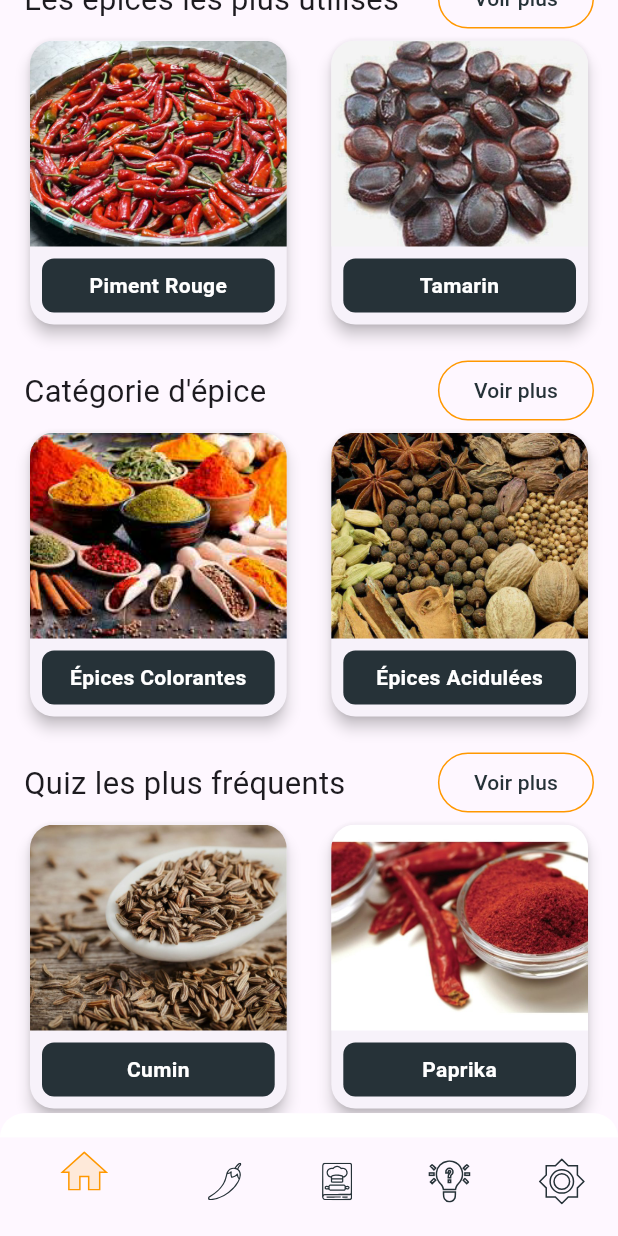
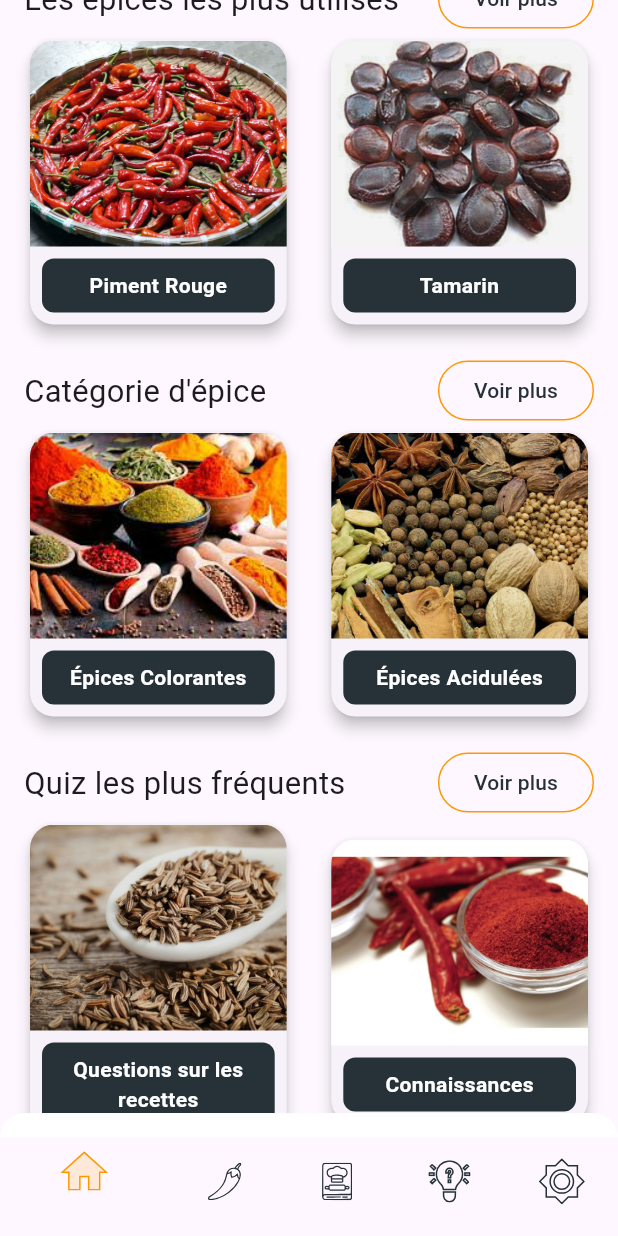
Before and after one commit to Domiynsbelhanda/epicesindiennes, a Flutter app: the screen it shows after launch, scrolled down 144 dp, on a phone screen of 412 x 824 dp. Run offline on Flutter 3.47's test engine with Material 3 defaults, Android fonts, the phone set to English and light mode, and no system bars; our stand-ins replace flutter_svg, video_player.

Commit message:
style: quiz page

```diff
--- a/lib/database.dart
+++ b/lib/database.dart
@@ -251,7 +251,7 @@ List<Quiz> quizData = [
   // Question 1 - Choix multiple avec radio button
   Quiz(
     id: 1,
-    name: "Curcuma",
+    name: "Avantages de l'utilisation",
     image: "assets/images/curcuma.png", // Path to Curcuma image
     question: "Quel est le principal avantage du Curcuma ?",
     options: ["Antioxydant", "Anti-inflammatoire", "Apéritif", "Rafraîchissant"],
@@ -262,7 +262,7 @@ List<Quiz> quizData = [
   // Question 2 - Choix multiple avec case à cocher (Checkbox)
   Quiz(
     id: 2,
-    name: "Piment Rouge",
+    name: "Questions sur l'Utilisations",
     image: "assets/images/piment_rouge.png",
     question: "Quels sont les effets du Piment Rouge ?",
     options: [
@@ -278,7 +278,7 @@ List<Quiz> quizData = [
   // Question 3 - Choix multiple avec boutons
   Quiz(
     id: 3,
-    name: "Cumin",
+    name: "Questions sur les recettes",
     image: "assets/images/cumin.png",
     question: "Le cumin est souvent utilisé dans quelle cuisine ?",
     options: ["Cuisine Indienne", "Cuisine Italienne", "Cuisine Mexicaine", "Cuisine Chinoise"],
@@ -289,7 +289,7 @@ List<Quiz> quizData = [
   // Question 4 - Choix multiple avec radio button
   Quiz(
     id: 4,
-    name: "Cannelle",
+    name: "Connaissances",
     image: "assets/images/canelle.png",
     question: "Quel goût est associé à la Cannelle ?",
     options: ["Amer", "Douce", "Acidulé", "Piquant"],
@@ -300,7 +300,7 @@ List<Quiz> quizData = [
   // Question 5 - Choix multiple avec case à cocher (Checkbox)
   Quiz(
     id: 5,
-    name: "Paprika",
+    name: "Connaissances",
     image: "assets/images/paprika.jpg",
     question: "Quels sont les bienfaits du Paprika ?",
     options: ["Riche en vitamine C", "Favorise la santé oculaire", "Soulage la toux", "Effet rafraîchissant"],
--- a/lib/main.dart
+++ b/lib/main.dart
@@ -1,5 +1,6 @@
 import 'package:epicesindiennes/database.dart';
 import 'package:epicesindiennes/pages/home.dart';
+import 'package:epicesindiennes/pages/quiz.dart';
 import 'package:epicesindiennes/pages/settings.dart';
 import 'package:epicesindiennes/pages/spices.dart';
 import 'package:flutter/material.dart';
@@ -52,7 +53,7 @@ class _MyHomePageState extends State<MyHomePage> {
     homePage(context), // Passing the context here
     spicePage(context, _categoryItem), // Passing the context here
     recipePage(context),
-    const Center(child: Text('Page 4')),
+    quizPage(context),
     settingPage(context),
   ];
 
--- /dev/null
+++ b/lib/pages/quiz.dart
@@ -0,0 +1,44 @@
+import 'package:epicesindiennes/composants/gridCard.dart';
+import 'package:epicesindiennes/composants/listCard.dart';
+import 'package:epicesindiennes/database.dart';
+import 'package:epicesindiennes/global.dart';
+import 'package:epicesindiennes/pages/recipeDetail.dart';
+import 'package:epicesindiennes/pages/spiceDetail.dart';
+import 'package:flutter/material.dart';
+
+import '../composants/appBar.dart';
+import 'QuizDetail.dart';
+
+Widget quizPage(BuildContext context) {
+
+  return Column(
+    children: [
+      appBar(
+        "Quiz sur les épices",
+        context,
+      ),
+
+      Padding(
+        padding: const EdgeInsets.only(left: 16, right: 16, top: 16.0),
+        child: Column(
+          children: quizData.map(
+                (Quiz e) => Padding(
+              padding: const EdgeInsets.symmetric(vertical: 8.0),
+              child: SpiceCard(
+                name: e.name,
+                description: e.questionType,
+                imagePath: e.image, // Chemin de l'image
+                onClick: () {
+                  Navigator.push(
+                    context,
+                    MaterialPageRoute(builder: (context) => QuizDetail(id: e.id)),
+                  );
+                },
+              ),
+            ),
+          ).toList(),
+        ),
+      ),
+    ],
+  );
+}
--- a/lib/pages/settings.dart
+++ b/lib/pages/settings.dart
@@ -1,7 +1,7 @@
 import 'package:flutter/material.dart';
 
 Widget settingPage(BuildContext context) {
-  return Padding(
+  return const Padding(
     padding: const EdgeInsets.all(16.0),
     child: Column(
       crossAxisAlignment: CrossAxisAlignment.start,
--- a/lib/pages/spiceDetail.dart
+++ b/lib/pages/spiceDetail.dart
@@ -146,7 +146,7 @@ class _SpiceDetail extends State<SpiceDetail> {
                   color: color ?? Colors.black,
                 ),
               ),
-              SizedBox(height: 8),
+              const SizedBox(height: 8),
               Text(
                 content,
                 style: const TextStyle(
```
Also changed, not shown: lib/pages/QuizDetail.dart (added, +220 -0 lines).
